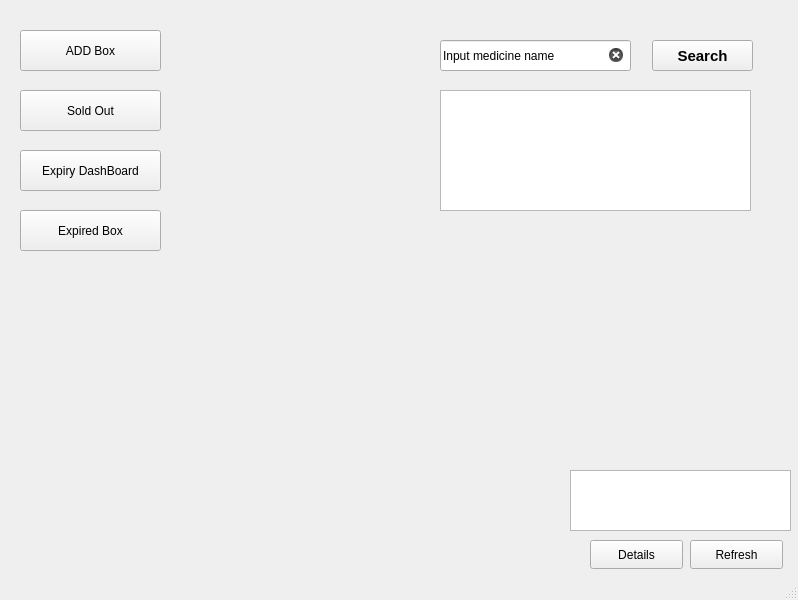
Old version of the form mainwindow.ui in the repository sahariajf/ExpiryGuard.
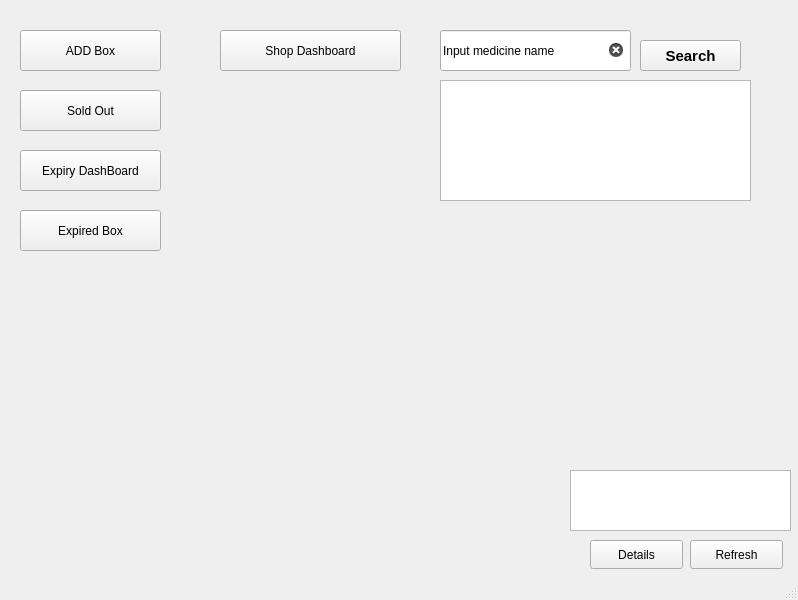
New version of the form.

Diff of the .ui file:
```diff
--- a/mainwindow.ui
+++ b/mainwindow.ui
@@ -46,7 +46,7 @@
    <widget class="QPushButton" name="searchBT">
     <property name="geometry">
      <rect>
-      <x>652</x>
+      <x>640</x>
       <y>40</y>
       <width>101</width>
       <height>31</height>
@@ -69,11 +69,16 @@
     <property name="geometry">
      <rect>
       <x>440</x>
-      <y>40</y>
+      <y>30</y>
       <width>191</width>
-      <height>31</height>
+      <height>41</height>
      </rect>
     </property>
+    <property name="font">
+     <font>
+      <pointsize>9</pointsize>
+     </font>
+    </property>
     <property name="text">
      <string>Input medicine name</string>
     </property>
@@ -94,7 +99,7 @@
     <property name="geometry">
      <rect>
       <x>440</x>
-      <y>90</y>
+      <y>80</y>
       <width>311</width>
       <height>121</height>
      </rect>
@@ -201,6 +206,19 @@
      <string>Expired Box</string>
     </property>
    </widget>
+   <widget class="QPushButton" name="ADDBoxBt_2">
+    <property name="geometry">
+     <rect>
+      <x>220</x>
+      <y>30</y>
+      <width>181</width>
+      <height>41</height>
+     </rect>
+    </property>
+    <property name="text">
+     <string>Shop Dashboard</string>
+    </property>
+   </widget>
   </widget>
   <widget class="QStatusBar" name="statusBar"/>
  </widget>
```
